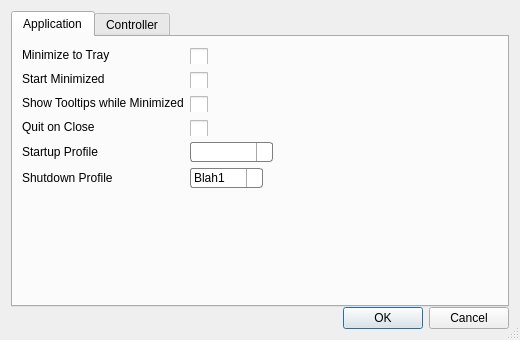
Shub77/phoebetria-code, file gui_preferences.ui: the form before one commit.
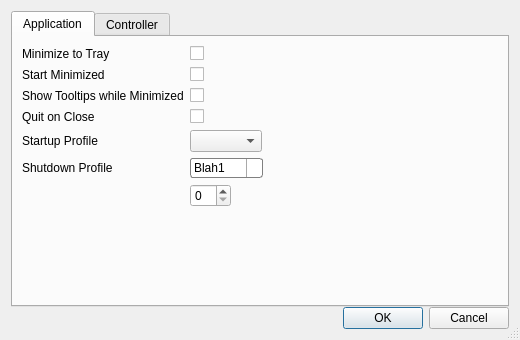
The form after the commit. Icons and pictures are not drawn.

```diff
--- a/gui_preferences.ui
+++ b/gui_preferences.ui
@@ -50,47 +50,7 @@
            <item row="0" column="1">
             <widget class="QCheckBox" name="ctrl_minimizeToTray">
              <property name="styleSheet">
-              <string notr="true"> QCheckBox {
-     spacing: 0px;
- }
-
- QCheckBox::indicator {
-	 top: 2px;
-     width: 18px;
-     height: 18px;
- }
-
- QCheckBox::indicator:unchecked {
-     image: url(:/Images/icon_checkbox.png);
- }
-
- QCheckBox::indicator:unchecked:hover {
-     image: url(:/Images/icon_checkbox.png);
- }
-
- QCheckBox::indicator:unchecked:pressed {
-     image: url(:/Images/icon_checkbox.png);
- }
-
- QCheckBox::indicator:checked {
-     image: url(:/Images/icon_checkbox_checked.png);
- }
-
- QCheckBox::indicator:checked:hover {
-     image: url(:/Images/icon_checkbox_checked.png);
- }
-
- QCheckBox::indicator:checked:pressed {
-     image: url(:/Images/icon_checkbox_checked.png);
- }
-
- QCheckBox::indicator:indeterminate:hover {
-     image: url(:/Images/icon_checkbox.png);
- }
-
- QCheckBox::indicator:indeterminate:pressed {
-     image: url(:/Images/icon_checkbox.png);
- }</string>
+              <string notr="true"/>
              </property>
              <property name="text">
               <string/>
@@ -107,47 +67,7 @@
            <item row="2" column="1">
             <widget class="QCheckBox" name="ctrl_showTooltipOnMinimize">
              <property name="styleSheet">
-              <string notr="true"> QCheckBox {
-     spacing: 0px;
- }
-
- QCheckBox::indicator {
-	 top: 2px;
-     width: 18px;
-     height: 18px;
- }
-
- QCheckBox::indicator:unchecked {
-     image: url(:/Images/icon_checkbox.png);
- }
-
- QCheckBox::indicator:unchecked:hover {
-     image: url(:/Images/icon_checkbox.png);
- }
-
- QCheckBox::indicator:unchecked:pressed {
-     image: url(:/Images/icon_checkbox.png);
- }
-
- QCheckBox::indicator:checked {
-     image: url(:/Images/icon_checkbox_checked.png);
- }
-
- QCheckBox::indicator:checked:hover {
-     image: url(:/Images/icon_checkbox_checked.png);
- }
-
- QCheckBox::indicator:checked:pressed {
-     image: url(:/Images/icon_checkbox_checked.png);
- }
-
- QCheckBox::indicator:indeterminate:hover {
-     image: url(:/Images/icon_checkbox.png);
- }
-
- QCheckBox::indicator:indeterminate:pressed {
-     image: url(:/Images/icon_checkbox.png);
- }</string>
+              <string notr="true"/>
              </property>
              <property name="text">
               <string/>
@@ -178,57 +98,7 @@
            <item row="4" column="1">
             <widget class="QComboBox" name="ctrl_startupProfile">
              <property name="styleSheet">
-              <string notr="true">QComboBox {
-     border: 1px solid gray;
-     border-radius: 3px;
-     padding: 1px 18px 1px 3px;
-     min-width: 6em;
- }
-
- QComboBox:editable {
-     background: white;
- }
-
- QComboBox:!editable, QComboBox::drop-down:editable {
-      background: qlineargradient(x1: 0, y1: 0, x2: 0, y2: 1,
-                                  stop: 0 #E1E1E1, stop: 0.4 #DDDDDD,
-                                  stop: 0.5 #D8D8D8, stop: 1.0 #D3D3D3);
- }
-
- /* QComboBox gets the &quot;on&quot; state when the popup is open */
- QComboBox:!editable:on, QComboBox::drop-down:editable:on {
-     background: qlineargradient(x1: 0, y1: 0, x2: 0, y2: 1,
-                                 stop: 0 #D3D3D3, stop: 0.4 #D8D8D8,
-                                 stop: 0.5 #DDDDDD, stop: 1.0 #E1E1E1);
- }
-
- QComboBox:on { /* shift the text when the popup opens */
-     padding-top: 3px;
-     padding-left: 4px;
- }
-
- QComboBox::drop-down {
-     subcontrol-origin: padding;
-     subcontrol-position: top right;
-     width: 15px;
-
-     border-left-width: 1px;
-     border-left-color: darkgray;
-     border-left-style: solid; /* just a single line */
-     border-top-right-radius: 3px; /* same radius as the QComboBox */
-     border-bottom-right-radius: 3px;
- }
-
- QComboBox::down-arrow {
-	 width: 12px;
-	 height: 12px;
-     image: url(:/Images/icon_combobox.png);
- }
-
- QComboBox::down-arrow:on { /* shift the arrow when popup is open */
-     top: 1px;
-     left: 1px;
- }</string>
+              <string notr="true"/>
              </property>
             </widget>
            </item>
@@ -287,6 +157,9 @@
      left: 1px;
  }</string>
              </property>
+             <property name="editable">
+              <bool>true</bool>
+             </property>
              <item>
               <property name="text">
                <string>Blah1</string>
@@ -307,47 +180,7 @@
            <item row="1" column="1">
             <widget class="QCheckBox" name="ctrl_minimizeOnStart">
              <property name="styleSheet">
-              <string notr="true"> QCheckBox {
-     spacing: 0px;
- }
-
- QCheckBox::indicator {
-	 top: 2px;
-     width: 18px;
-     height: 18px;
- }
-
- QCheckBox::indicator:unchecked {
-     image: url(:/Images/icon_checkbox.png);
- }
-
- QCheckBox::indicator:unchecked:hover {
-     image: url(:/Images/icon_checkbox.png);
- }
-
- QCheckBox::indicator:unchecked:pressed {
-     image: url(:/Images/icon_checkbox.png);
- }
-
- QCheckBox::indicator:checked {
-     image: url(:/Images/icon_checkbox_checked.png);
- }
-
- QCheckBox::indicator:checked:hover {
-     image: url(:/Images/icon_checkbox_checked.png);
- }
-
- QCheckBox::indicator:checked:pressed {
-     image: url(:/Images/icon_checkbox_checked.png);
- }
-
- QCheckBox::indicator:indeterminate:hover {
-     image: url(:/Images/icon_checkbox.png);
- }
-
- QCheckBox::indicator:indeterminate:pressed {
-     image: url(:/Images/icon_checkbox.png);
- }</string>
+              <string notr="true"/>
              </property>
              <property name="text">
               <string/>
@@ -364,53 +197,22 @@
            <item row="3" column="1">
             <widget class="QCheckBox" name="checkBox">
              <property name="styleSheet">
-              <string notr="true"> QCheckBox {
-     spacing: 0px;
- }
-
- QCheckBox::indicator {
-	 top: 2px;
-     width: 18px;
-     height: 18px;
- }
-
- QCheckBox::indicator:unchecked {
-     image: url(:/Images/icon_checkbox.png);
- }
-
- QCheckBox::indicator:unchecked:hover {
-     image: url(:/Images/icon_checkbox.png);
- }
-
- QCheckBox::indicator:unchecked:pressed {
-     image: url(:/Images/icon_checkbox.png);
- }
-
- QCheckBox::indicator:checked {
-     image: url(:/Images/icon_checkbox_checked.png);
- }
-
- QCheckBox::indicator:checked:hover {
-     image: url(:/Images/icon_checkbox_checked.png);
- }
-
- QCheckBox::indicator:checked:pressed {
-     image: url(:/Images/icon_checkbox_checked.png);
- }
-
- QCheckBox::indicator:indeterminate:hover {
-     image: url(:/Images/icon_checkbox.png);
- }
-
- QCheckBox::indicator:indeterminate:pressed {
-     image: url(:/Images/icon_checkbox.png);
- }</string>
+              <string notr="true"/>
              </property>
              <property name="text">
               <string/>
              </property>
             </widget>
            </item>
+           <item row="6" column="1">
+            <widget class="QSpinBox" name="spinBox">
+             <property name="styleSheet">
+              <string notr="true"> QSpinBox {
+	
+     }</string>
+             </property>
+            </widget>
+           </item>
           </layout>
          </item>
         </layout>
```
Left out of the diff: 19 changed lines with no effect on the pictures.
